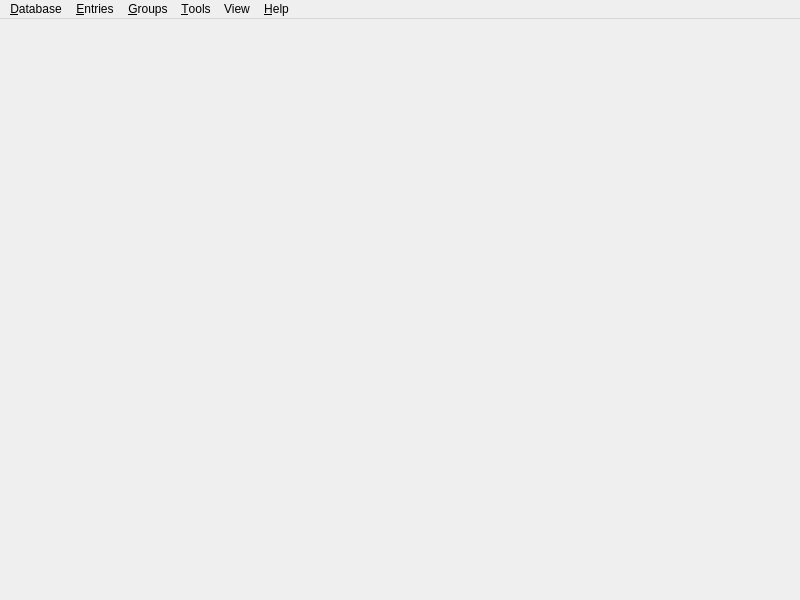
The window that src/gui/MainWindow.ui (OpenVireo/openvireo) describes before a commit, drawn with Qt 5.
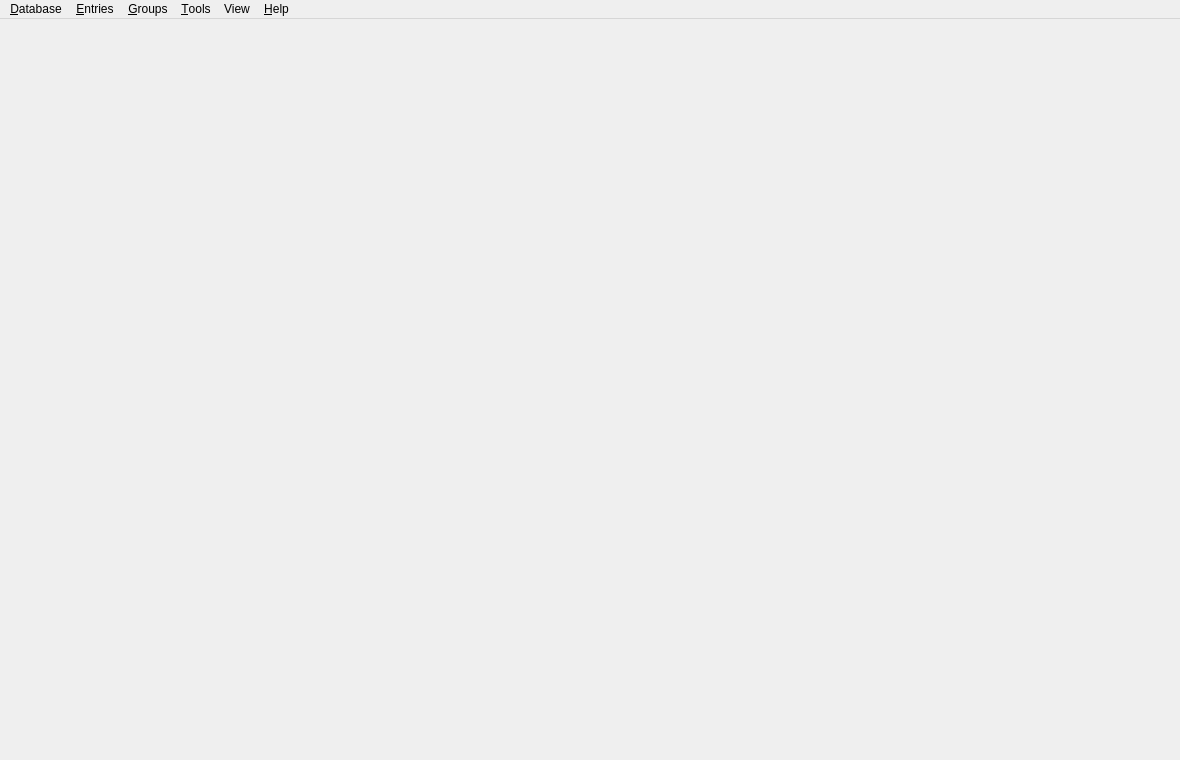
The same window after the commit. Custom widgets are drawn as their Qt base class.

```diff
--- a/src/gui/MainWindow.ui
+++ b/src/gui/MainWindow.ui
@@ -9,13 +9,13 @@
    <rect>
     <x>0</x>
     <y>0</y>
-    <width>800</width>
-    <height>600</height>
+    <width>1180</width>
+    <height>760</height>
    </rect>
   </property>
   <property name="minimumSize">
    <size>
-    <width>800</width>
+    <width>400</width>
     <height>500</height>
    </size>
   </property>
```
